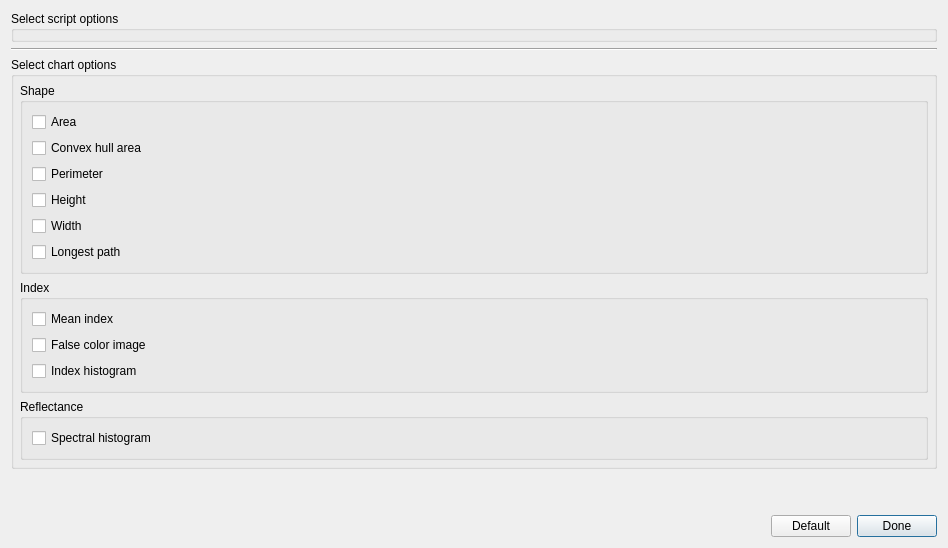
First picture: the form in Application/ui/AnalysisOptionsDialog.ui, repository rayngrowingsystems/RVS_Analytics, before the edit.
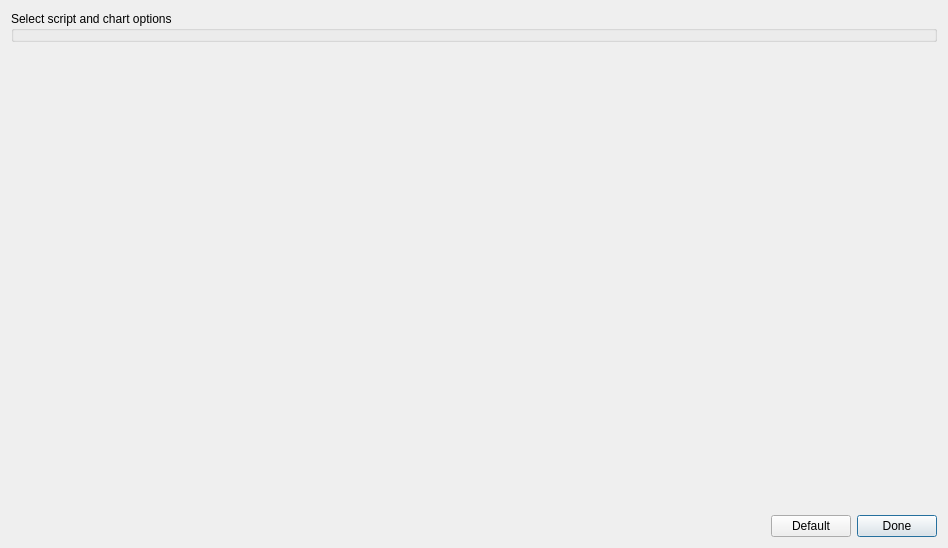
Second picture: the form after the edit.

Patch:
```diff
--- a/Application/ui/AnalysisOptionsDialog.ui
+++ b/Application/ui/AnalysisOptionsDialog.ui
@@ -19,8 +19,19 @@
   <property name="modal">
    <bool>true</bool>
   </property>
-  <layout class="QGridLayout" name="gridLayout_3">
-   <item row="4" column="0">
+  <layout class="QGridLayout" name="gridLayout">
+   <item row="0" column="0">
+    <layout class="QVBoxLayout" name="verticalLayout">
+     <item>
+      <widget class="QGroupBox" name="main_groupbox">
+       <property name="title">
+        <string>Select script and chart options</string>
+       </property>
+      </widget>
+     </item>
+    </layout>
+   </item>
+   <item row="1" column="0">
     <spacer name="verticalSpacer">
      <property name="orientation">
       <enum>Qt::Vertical</enum>
@@ -33,14 +44,7 @@
      </property>
     </spacer>
    </item>
-   <item row="1" column="0">
-    <widget class="QGroupBox" name="script_options_box">
-     <property name="title">
-      <string>Select script options</string>
-     </property>
-    </widget>
-   </item>
-   <item row="5" column="0">
+   <item row="2" column="0">
     <layout class="QHBoxLayout" name="horizontalLayout">
      <item>
       <spacer name="horizontalSpacer">
@@ -80,165 +84,6 @@
      </item>
     </layout>
    </item>
-   <item row="3" column="0">
-    <widget class="QGroupBox" name="chart_options_box">
-     <property name="title">
-      <string>Select chart options</string>
-     </property>
-     <layout class="QGridLayout" name="gridLayout_2">
-      <property name="leftMargin">
-       <number>6</number>
-      </property>
-      <property name="topMargin">
-       <number>6</number>
-      </property>
-      <property name="rightMargin">
-       <number>6</number>
-      </property>
-      <property name="bottomMargin">
-       <number>6</number>
-      </property>
-      <item row="1" column="0">
-       <widget class="QGroupBox" name="index_box">
-        <property name="title">
-         <string>Index</string>
-        </property>
-        <layout class="QGridLayout" name="gridLayout_5">
-         <item row="1" column="0">
-          <widget class="QCheckBox" name="false_color_image">
-           <property name="text">
-            <string>False color image</string>
-           </property>
-           <property name="optionType" stdset="0">
-            <string>image</string>
-           </property>
-          </widget>
-         </item>
-         <item row="0" column="0">
-          <widget class="QCheckBox" name="mean_index">
-           <property name="text">
-            <string>Mean index</string>
-           </property>
-           <property name="optionType" stdset="0">
-            <string>plot</string>
-           </property>
-          </widget>
-         </item>
-         <item row="2" column="0">
-          <widget class="QCheckBox" name="index_histogram">
-           <property name="text">
-            <string>Index histogram</string>
-           </property>
-           <property name="optionType" stdset="0">
-            <string>image</string>
-           </property>
-          </widget>
-         </item>
-        </layout>
-       </widget>
-      </item>
-      <item row="2" column="0">
-       <layout class="QGridLayout" name="gridLayout">
-        <item row="0" column="0">
-         <widget class="QGroupBox" name="reflectance_box">
-          <property name="title">
-           <string>Reflectance</string>
-          </property>
-          <layout class="QGridLayout" name="gridLayout_6">
-           <item row="0" column="0">
-            <widget class="QCheckBox" name="spectral_histogram">
-             <property name="text">
-              <string>Spectral histogram</string>
-             </property>
-             <property name="optionType" stdset="0">
-              <string>image</string>
-             </property>
-            </widget>
-           </item>
-          </layout>
-         </widget>
-        </item>
-       </layout>
-      </item>
-      <item row="0" column="0">
-       <widget class="QGroupBox" name="shape_box">
-        <property name="title">
-         <string>Shape</string>
-        </property>
-        <layout class="QGridLayout" name="gridLayout_4">
-         <item row="1" column="0">
-          <widget class="QCheckBox" name="hull_area">
-           <property name="text">
-            <string>Convex hull area</string>
-           </property>
-           <property name="optionType" stdset="0">
-            <string>plot</string>
-           </property>
-          </widget>
-         </item>
-         <item row="4" column="0">
-          <widget class="QCheckBox" name="width">
-           <property name="text">
-            <string>Width</string>
-           </property>
-           <property name="optionType" stdset="0">
-            <string>plot</string>
-           </property>
-          </widget>
-         </item>
-         <item row="0" column="0">
-          <widget class="QCheckBox" name="area">
-           <property name="text">
-            <string>Area</string>
-           </property>
-           <property name="optionType" stdset="0">
-            <string>plot</string>
-           </property>
-          </widget>
-         </item>
-         <item row="5" column="0">
-          <widget class="QCheckBox" name="longest_path">
-           <property name="text">
-            <string>Longest path</string>
-           </property>
-           <property name="optionType" stdset="0">
-            <string>plot</string>
-           </property>
-          </widget>
-         </item>
-         <item row="2" column="0">
-          <widget class="QCheckBox" name="perimeter">
-           <property name="text">
-            <string>Perimeter</string>
-           </property>
-           <property name="optionType" stdset="0">
-            <string>plot</string>
-           </property>
-          </widget>
-         </item>
-         <item row="3" column="0">
-          <widget class="QCheckBox" name="height">
-           <property name="text">
-            <string>Height</string>
-           </property>
-           <property name="optionType" stdset="0">
-            <string>plot</string>
-           </property>
-          </widget>
-         </item>
-        </layout>
-       </widget>
-      </item>
-     </layout>
-    </widget>
-   </item>
-   <item row="2" column="0">
-    <widget class="Line" name="line">
-     <property name="orientation">
-      <enum>Qt::Horizontal</enum>
-     </property>
-    </widget>
-   </item>
   </layout>
  </widget>
  <resources/>
```
